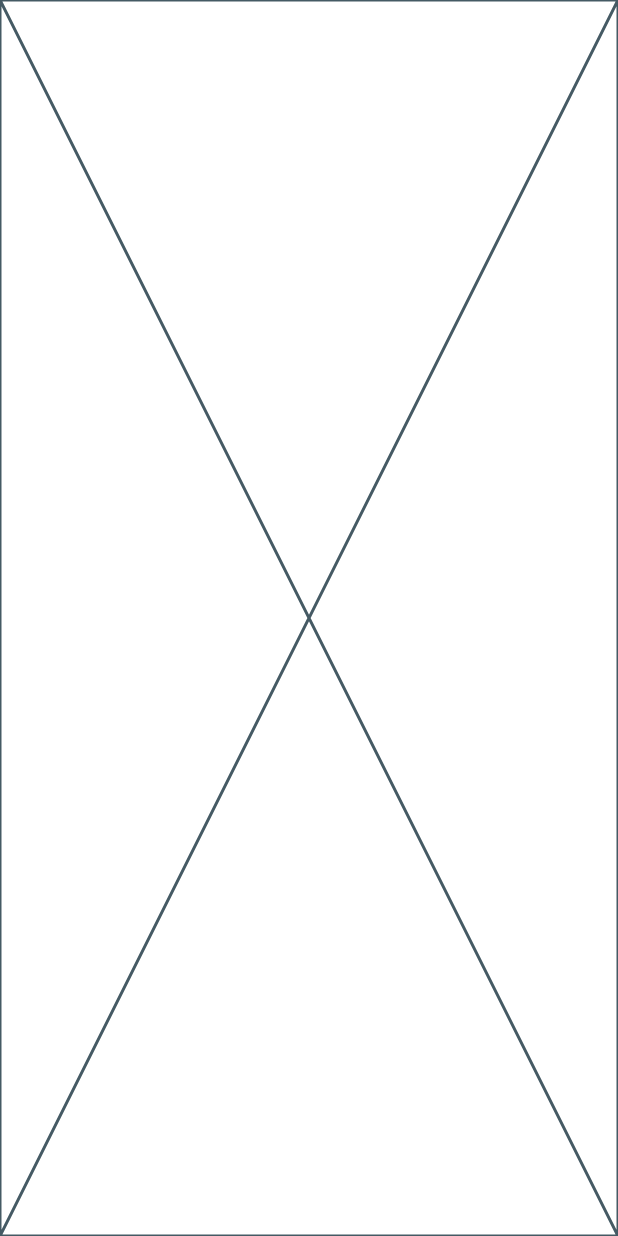
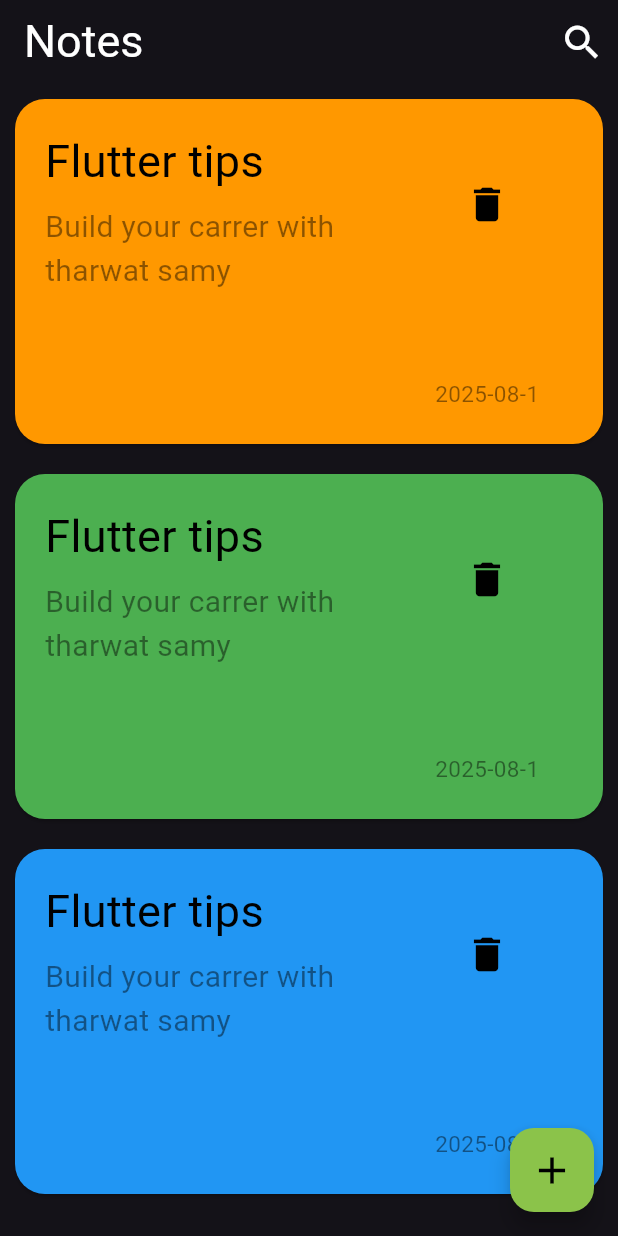
Before and after one commit to YoussefSameh1/Notes-App, a Flutter app: the screen it shows after launch, on a phone screen of 412 x 824 dp. Run offline on Flutter 3.47's test engine with Material 3 defaults, Android fonts, the phone set to English and light mode, and no system bars.

Commit message:
Step 1 in UI

```diff
--- a/lib/main.dart
+++ b/lib/main.dart
@@ -1,4 +1,6 @@
 import 'package:flutter/material.dart';
+import 'package:notes_app/views/edit_note_view.dart';
+import 'package:notes_app/views/home_view.dart';
 
 void main() {
   runApp(const NotesApp());
@@ -9,6 +11,15 @@ class NotesApp extends StatelessWidget {
 
   @override
   Widget build(BuildContext context) {
-    return const Placeholder();
+    return MaterialApp(
+      debugShowCheckedModeBanner: false,
+      theme: ThemeData.dark(),
+      home: HomeView(),
+      initialRoute: 'home',
+      routes: {
+        'home': (context) => HomeView(),
+        'edit': (context) => EditNoteView(),
+      },
+    );
   }
 }
--- /dev/null
+++ b/lib/views/home_view.dart
@@ -0,0 +1,50 @@
+import 'package:flutter/material.dart';
+import 'package:notes_app/widgets/note_card.dart';
+
+class HomeView extends StatelessWidget {
+  const HomeView({super.key});
+
+  @override
+  Widget build(BuildContext context) {
+    return Scaffold(
+      appBar: AppBar(
+        title: const Text(
+          'Notes',
+          style: TextStyle(color: Colors.white, fontSize: 30),
+        ),
+        actions: [
+          IconButton(
+            onPressed: () {},
+            icon: const Icon(Icons.search, color: Colors.white, size: 30),
+          ),
+        ],
+      ),
+      floatingActionButton: FloatingActionButton(
+        onPressed: () {
+          Navigator.pushNamed(context, 'edit');
+        },
+        backgroundColor: Colors.lightGreen,
+        child: const Icon(Icons.add, color: Colors.black, size: 30),
+      ),
+      body: Column(
+        children: [
+          NoteCard(
+            color: Colors.orange,
+            title: 'Flutter tips',
+            content: 'Build your carrer with tharwat samy',
+          ),
+          NoteCard(
+            color: Colors.green,
+            title: 'Flutter tips',
+            content: 'Build your carrer with tharwat samy',
+          ),
+          NoteCard(
+            color: Colors.blue,
+            title: 'Flutter tips',
+            content: 'Build your carrer with tharwat samy',
+          ),
+        ],
+      ),
+    );
+  }
+}
--- /dev/null
+++ b/lib/widgets/note_card.dart
@@ -0,0 +1,73 @@
+import 'package:flutter/material.dart';
+
+// ignore: must_be_immutable
+class NoteCard extends StatelessWidget {
+  NoteCard({
+    super.key,
+    required this.color,
+    required this.title,
+    required this.content,
+  });
+
+  Color color;
+  String title;
+  String content;
+  String date = DateTime.now().toString().substring(0, 9);
+
+  @override
+  Widget build(BuildContext context) {
+    return SizedBox(
+      height: 250,
+      width: double.infinity,
+      child: Card(
+        color: color,
+        shape: RoundedRectangleBorder(borderRadius: BorderRadius.circular(20)),
+        margin: const EdgeInsets.all(10),
+        child: Row(
+          children: [
+            Padding(
+              padding: const EdgeInsets.all(20),
+              child: SizedBox(
+                width: 200,
+                child: Column(
+                  crossAxisAlignment: CrossAxisAlignment.start,
+                  children: [
+                    Text(
+                      title,
+                      style: const TextStyle(color: Colors.black, fontSize: 30),
+                    ),
+                    const SizedBox(height: 8),
+                    Text(
+                      content,
+                      style: const TextStyle(
+                        color: Colors.black45,
+                        fontSize: 20,
+                      ),
+                    ),
+                  ],
+                ),
+              ),
+            ),
+            Padding(
+              padding: const EdgeInsets.only(left: 40),
+              child: SizedBox(
+                child: Column(
+                  children: [
+                    Spacer(flex: 2),
+                    IconButton(
+                      onPressed: () {},
+                      icon: const Icon(Icons.delete, color: Colors.black, size: 30),
+                    ),
+                    Spacer(flex: 4),
+                    Text(date, style: const TextStyle(color: Colors.black45, fontSize: 15)),
+                    Spacer(flex: 1),
+                  ],
+                ),
+              ),
+            ),
+          ],
+        ),
+      ),
+    );
+  }
+}
```
Also changed, not shown: lib/views/edit_note_view.dart (added, +54 -0 lines).
